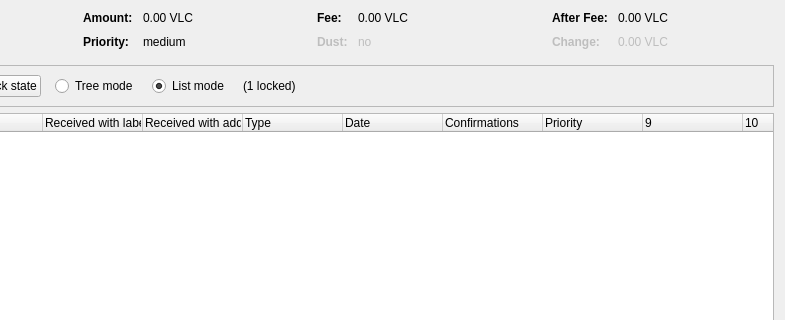
Qt form src/qt/forms/coincontroldialog.ui (laurobeleche/bitgreen-byron) before a commit; both pictures show x 169 to 954 and y 0 to 320 of the 954 by 500 pixel window.
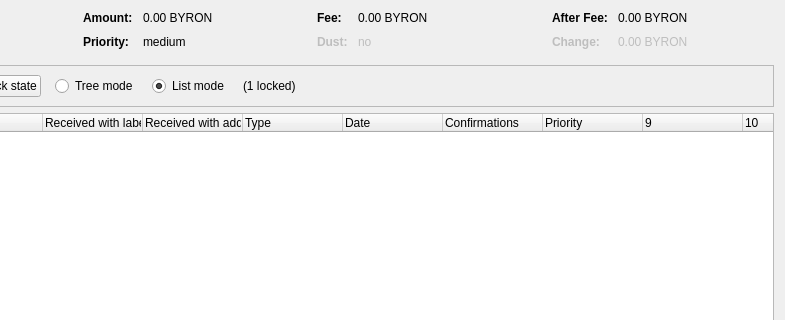
The same form after that commit. Custom widgets are drawn as their Qt base class.

```diff
--- a/src/qt/forms/coincontroldialog.ui
+++ b/src/qt/forms/coincontroldialog.ui
@@ -132,7 +132,7 @@
           <enum>Qt::ActionsContextMenu</enum>
          </property>
          <property name="text">
-          <string notr="true">0.00 VLC</string>
+          <string notr="true">0.00 BYRON</string>
          </property>
          <property name="textInteractionFlags">
           <set>Qt::LinksAccessibleByMouse|Qt::TextSelectableByKeyboard|Qt::TextSelectableByMouse</set>
@@ -206,7 +206,7 @@
           <enum>Qt::ActionsContextMenu</enum>
          </property>
          <property name="text">
-          <string notr="true">0.00 VLC</string>
+          <string notr="true">0.00 BYRON</string>
          </property>
          <property name="textInteractionFlags">
           <set>Qt::LinksAccessibleByMouse|Qt::TextSelectableByKeyboard|Qt::TextSelectableByMouse</set>
@@ -286,7 +286,7 @@
           <enum>Qt::ActionsContextMenu</enum>
          </property>
          <property name="text">
-          <string notr="true">0.00 VLC</string>
+          <string notr="true">0.00 BYRON</string>
          </property>
          <property name="textInteractionFlags">
           <set>Qt::LinksAccessibleByMouse|Qt::TextSelectableByKeyboard|Qt::TextSelectableByMouse</set>
@@ -321,7 +321,7 @@
           <enum>Qt::ActionsContextMenu</enum>
          </property>
          <property name="text">
-          <string notr="true">0.00 VLC</string>
+          <string notr="true">0.00 BYRON</string>
          </property>
          <property name="textInteractionFlags">
           <set>Qt::LinksAccessibleByMouse|Qt::TextSelectableByKeyboard|Qt::TextSelectableByMouse</set>
```
